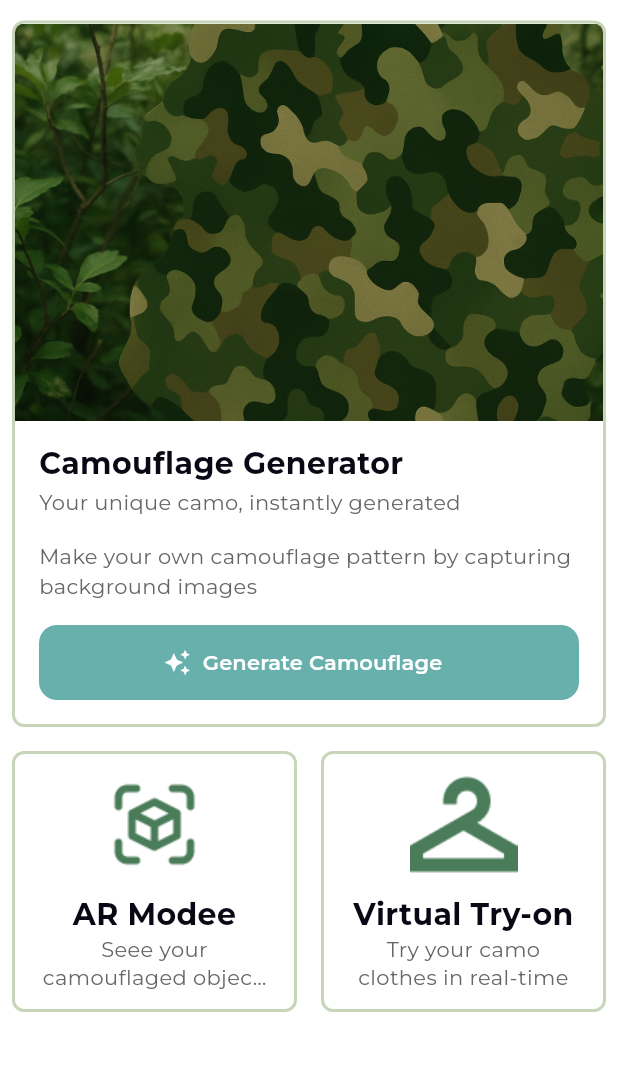
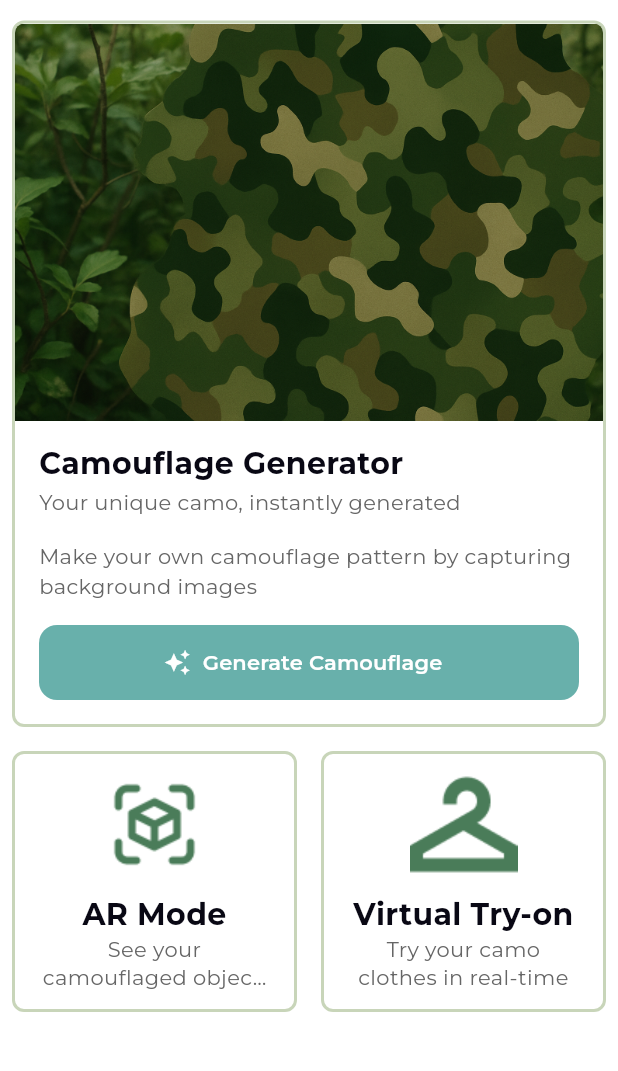
Before and after one commit to DNeilson67/CamoCam, a Flutter app: the HomeScreenContent screen opened directly, scrolled down 100 dp, on a phone screen of 412 x 824 dp, the part 74-1145 px from its top. Run offline on Flutter 3.47's test engine with Material 3 defaults, Android fonts, the light colour scheme and no system bars; our stand-ins replace animated_bottom_navigation_bar, cached_network_image, carousel_slider, dotted_border, google_fonts, google_sign_in and 2 more; missing offline and left inert: model_viewer_plus, multiple_image_camera; accounts and stored records are empty; network calls fail.

Commit message:
Fix typos in AR Mode card title and subtitle for improved clarity

```diff
--- a/lib/screens/home/home_screen.dart
+++ b/lib/screens/home/home_screen.dart
@@ -130,8 +130,8 @@ class HomeScreenContent extends StatelessWidget {
             children: [
               Expanded(
                 child: _buildSmallCard(
-                  title: 'AR Modee',
-                  subtitle: 'Seee your camouflaged object live',
+                  title: 'AR Mode',
+                  subtitle: 'See your camouflaged object live',
                   iconPath: 'assets/images/AR_mode.png',
                 ),
               ),
```
